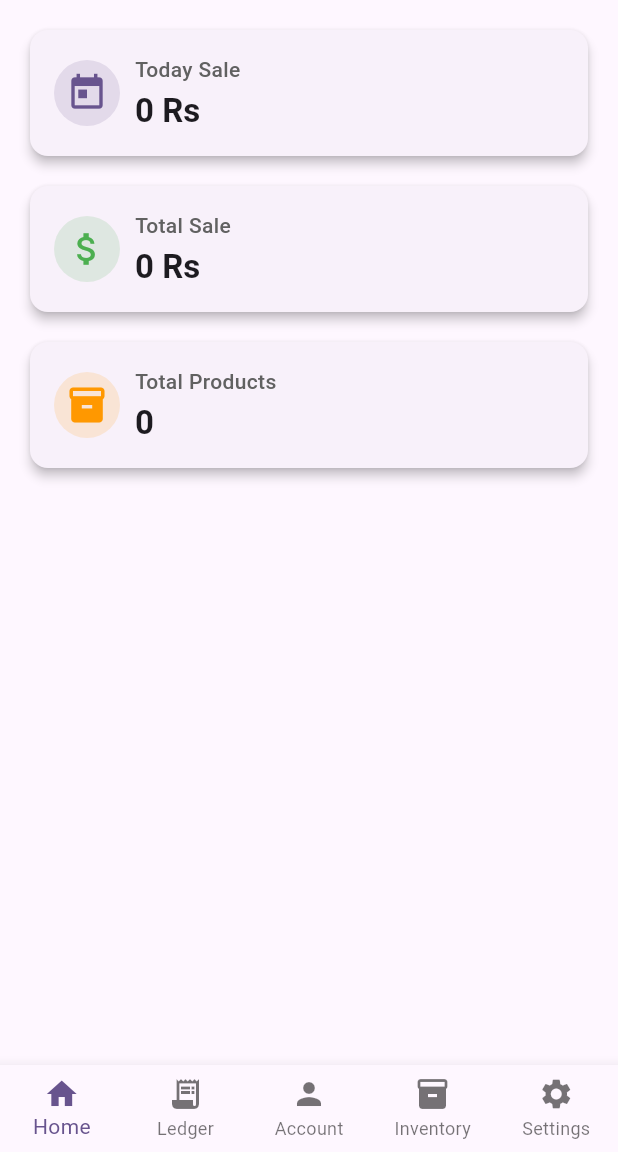
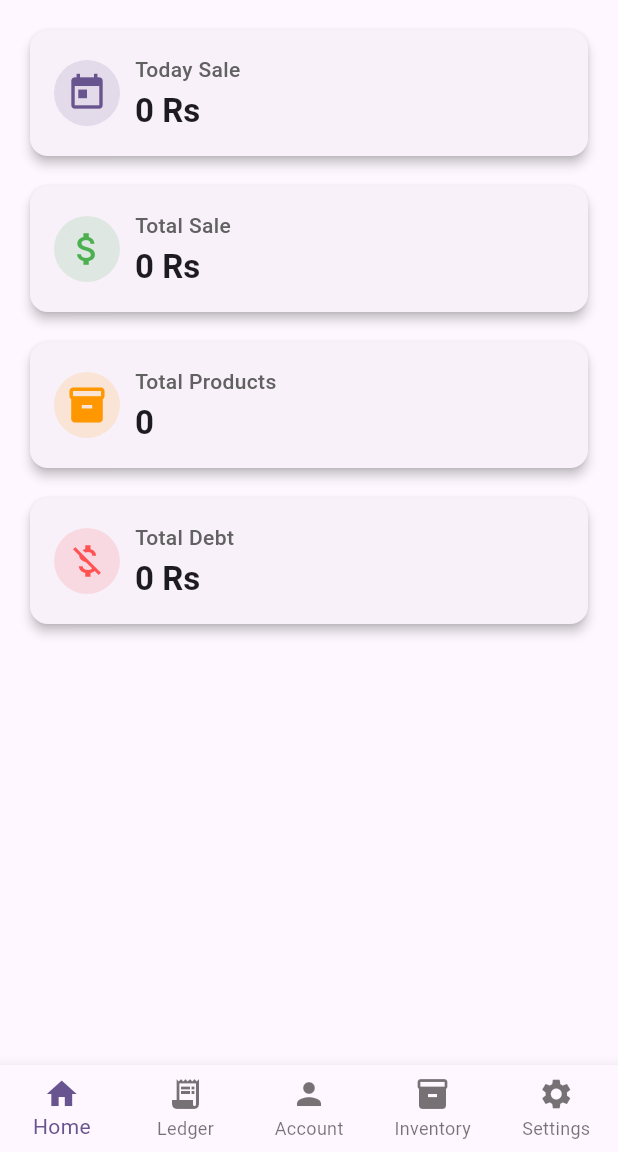
Before and after one commit to Ahtisham-1214/ExpenseTrackerSalman, a Flutter app: the screen it shows after launch, on a phone screen of 412 x 824 dp, the part 84-1236 px from its top. Run offline on Flutter 3.47's test engine with Material 3 defaults, Android fonts, the phone set to English and light mode, and no system bars; our stand-ins replace flutter_colorpicker, shared_preferences, sqflite; accounts and stored records are empty.

Commit message:
Added debt card

```diff
--- a/lib/View/home_screen.dart
+++ b/lib/View/home_screen.dart
@@ -78,6 +78,20 @@ class _HomeScreen extends State<HomeScreen> {
                 ),
               ],
             ),
+            const SizedBox(height: 12),
+            Row(
+              children: [
+                Expanded(
+                  child: _buildStatCard(
+                    context,
+                    title: "Total Debt",
+                    value: "0 Rs", // 👈 later fetch from DB
+                    icon: Icons.money_off,
+                    color: Colors.redAccent,
+                  ),
+                ),
+              ],
+            ),
           ],
         ),
       ),
```
